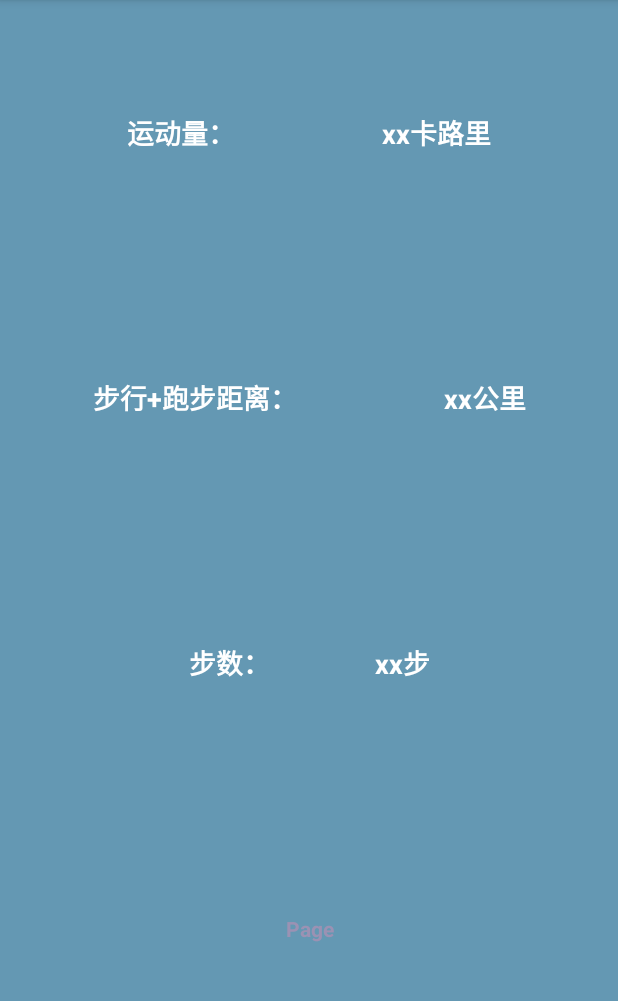
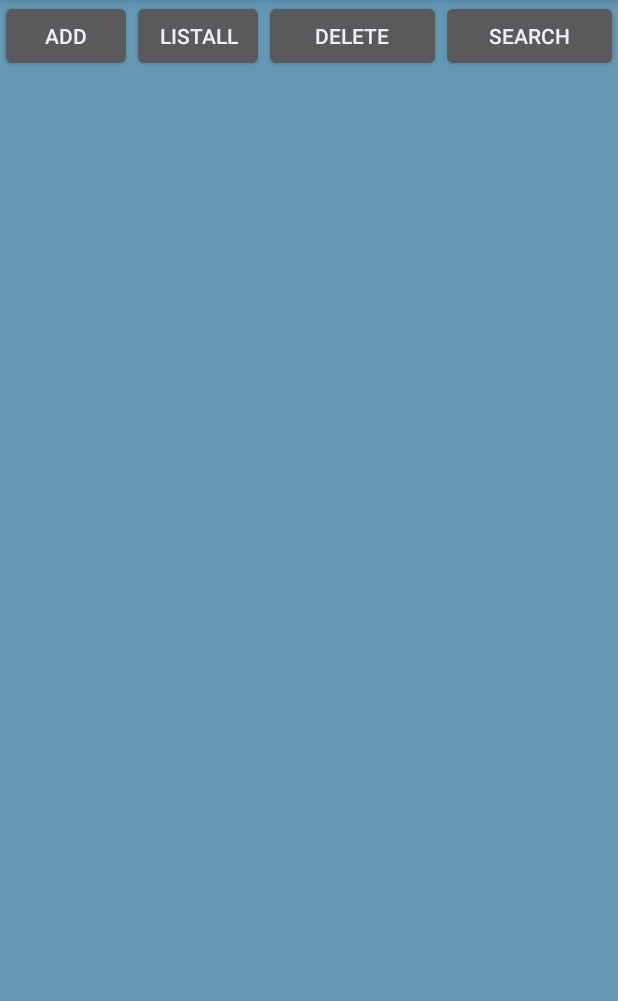
Before and after one commit to LitianD/MySportClub, an Android app: the screen it shows after launch (HomeActivity), after a tap on "GO", on a phone screen of 412 x 824 dp, the part 84-1085 px from its top. Run offline under Robolectric (Android 15) with nearby library versions, the phone set to English and light mode, and no system bars; libraries missing offline, so code that uses them is left out: cn.bmob.v3, cn.jzvd, com.baidu.mapapi, com.wang.avi, devlight.io.library and 1 more; plain views replace NavigationTabBar; pictures from the network do not load; 16 statements that could not run were skipped.

Commit message:
add database

```diff
--- a/app/src/main/java/com/zlt/mysportclub/MainActivity.java
+++ b/app/src/main/java/com/zlt/mysportclub/MainActivity.java
@@ -2,6 +2,7 @@ package com.zlt.mysportclub;
 
 import android.app.ActivityOptions;
 import android.app.Dialog;
+import android.app.ListActivity;
 import android.app.Service;
 import android.content.Intent;
 import android.os.Bundle;
--- /dev/null
+++ b/app/src/main/java/com/zlt/mysportclub/TrainerAdapter.java
@@ -0,0 +1,44 @@
+package com.zlt.mysportclub;
+
+import android.content.Context;
+import android.view.LayoutInflater;
+import android.view.View;
+import android.view.ViewGroup;
+import android.widget.ArrayAdapter;
+import android.widget.ImageView;
+import android.widget.TextView;
+
+import com.zlt.mysportclub.model.Trainer;
+
+import java.util.List;
+
+public class TrainerAdapter extends ArrayAdapter {
+
+    private final int resourceId;
+
+    public TrainerAdapter(Context context, int textViewResourceId, List<Trainer> objects) {
+        super(context, textViewResourceId, objects);
+        resourceId = textViewResourceId;
+    }
+    @Override
+    public View getView(int position, View convertView, ViewGroup parent) {
+        Trainer trainer = (Trainer) getItem(position); // 获取当前项的Fruit实例
+        View view = LayoutInflater.from(getContext()).inflate(resourceId, null);//实例化一个对象
+        //ImageView fruitImage = (ImageView) view.findViewById(R.id.fruit_image);//获取该布局内的图片视图
+        TextView name = (TextView) view.findViewById(R.id.name);//获取该布局内的文本视图
+        TextView phone = (TextView) view.findViewById(R.id.phone);//获取该布局内的文本视图
+        TextView course = (TextView) view.findViewById(R.id.course);
+        TextView pos = (TextView) view.findViewById(R.id.position);
+        ImageView imageView = view.findViewById(R.id.image);
+        //fruitImage.setImageResource(trainer.getImageId());//为图片视图设置图片资源
+        name.setText(trainer.name);//为文本视图设置文本内容
+        phone.setText(trainer.phone);
+        course.setText(trainer.course);
+        pos.setText(trainer.position);
+        imageView.setImageResource(R.drawable.ic_fifth);
+
+
+        return view;
+    }
+
+}
--- /dev/null
+++ b/app/src/main/java/com/zlt/mysportclub/database/MySQLDatabase.java
@@ -0,0 +1,35 @@
+package com.zlt.mysportclub.database;
+
+import android.content.Context;
+import android.database.sqlite.SQLiteDatabase;
+import android.database.sqlite.SQLiteDatabase.CursorFactory;
+import android.database.sqlite.SQLiteOpenHelper;
+
+public class MySQLDatabase extends SQLiteOpenHelper {
+    private static final String db_name = "test";//自定义的数据库名；
+    private static final int version =1;//版本号
+    public MySQLDatabase(Context context) {
+        super(context, db_name, null, version);
+
+    }
+    //该方法会自动调用，首先系统会检查该程序中是否存在数据库名为‘myDatabase’的数据库，如果存在则不会执行该方法，如果不存在则会执行该方法。
+    @Override
+    public void onCreate(SQLiteDatabase arg0) {
+        String  sql ="create table trainer(" +
+                "id int primary key," +
+                "name varchar(30)," +
+                "phone varchar(20)," +
+                "position varchar(50)," +
+                "course varchar(30)" +
+                ")";
+        arg0.execSQL(sql);
+
+    }
+
+    @Override
+    public void onUpgrade(SQLiteDatabase arg0, int arg1, int arg2) {
+        // TODO Auto-generated method stub
+
+    }
+
+}
--- /dev/null
+++ b/app/src/main/java/com/zlt/mysportclub/database/TrainerRepo.java
@@ -0,0 +1,106 @@
+package com.zlt.mysportclub.database;
+
+import android.content.ContentValues;
+import android.content.Context;
+import android.database.Cursor;
+import android.database.sqlite.SQLiteDatabase;
+import com.zlt.mysportclub.model.Trainer;
+import java.util.ArrayList;
+import java.util.HashMap;
+
+public class TrainerRepo {
+    private MySQLDatabase dbHelper;
+
+    public TrainerRepo(Context context ){
+        dbHelper = new MySQLDatabase(context);
+    }
+
+    public int insert(Trainer trainer){
+        //打开连接，写入数据
+        SQLiteDatabase db=dbHelper.getWritableDatabase();
+        ContentValues values=new ContentValues();
+        values.put(Trainer.KEY_ID,trainer.ID);
+        values.put(Trainer.KEY_name,trainer.name);
+        values.put(Trainer.KEY_phone,trainer.phone);
+        values.put(Trainer.KEY_postion,trainer.position);
+        values.put(Trainer.KEY_course,trainer.course);
+        //
+        long student_Id=db.insert(Trainer.TABLE,null,values);
+        db.close();
+        return (int)student_Id;
+    }
+
+    public void delete(int student_Id){
+        SQLiteDatabase db=dbHelper.getWritableDatabase();
+        db.delete(Trainer.TABLE,Trainer.KEY_ID+"=?", new String[]{String.valueOf(student_Id)});
+        db.close();
+    }
+    public void update(Trainer trainer){
+        SQLiteDatabase db=dbHelper.getWritableDatabase();
+        ContentValues values=new ContentValues();
+
+        values.put(Trainer.KEY_phone,trainer.phone);
+        values.put(Trainer.KEY_postion,trainer.position);
+        values.put(Trainer.KEY_name,trainer.name);
+        values.put(Trainer.KEY_course,trainer.course);
+
+        db.update(Trainer.TABLE,values,Trainer.KEY_name+"=?",new String[] { String.valueOf(trainer.name) });
+        db.close();
+    }
+
+    public ArrayList<Trainer> getTrainerList(){
+        SQLiteDatabase db=dbHelper.getReadableDatabase();
+        String selectQuery="SELECT "+
+                Trainer.KEY_ID+","+
+                Trainer.KEY_name+","+
+                Trainer.KEY_postion+","+
+                Trainer.KEY_course+","+
+                Trainer.KEY_phone+" FROM "+Trainer.TABLE;
+        ArrayList<Trainer> trainerList=new ArrayList<Trainer>();
+        Cursor cursor=db.rawQuery(selectQuery,null);
+
+        if(cursor.moveToFirst()){
+            do{
+                Trainer trainer = new Trainer();
+                trainer.ID = cursor.getInt(cursor.getColumnIndex(Trainer.KEY_ID));
+                trainer.name = cursor.getString(cursor.getColumnIndex(Trainer.KEY_name));
+                trainer.phone = cursor.getString(cursor.getColumnIndex(Trainer.KEY_phone));
+                trainer.position = cursor.getString(cursor.getColumnIndex(Trainer.KEY_postion));
+                trainer.course = cursor.getString(cursor.getColumnIndex(Trainer.KEY_course));
+                trainerList.add(trainer);
+            }while(cursor.moveToNext());
+        }
+        cursor.close();
+        db.close();
+        return trainerList;
+    }
+
+    public Trainer getStudentById(int Id) {
+        SQLiteDatabase db = dbHelper.getReadableDatabase();
+        String selectQuery = "SELECT " +
+                Trainer.KEY_ID + "," +
+                Trainer.KEY_name + "," +
+                Trainer.KEY_postion + "," +
+                Trainer.KEY_course + "," +
+                Trainer.KEY_phone +
+                " FROM " + Trainer.TABLE
+                + " WHERE " +
+                Trainer.KEY_ID + "=?";
+        int iCount = 0;
+        Trainer trainer = new Trainer();
+        Cursor cursor = db.rawQuery(selectQuery, new String[]{String.valueOf(Id)});
+        if (cursor.moveToFirst()) {
+            do {
+                trainer.ID = cursor.getInt(cursor.getColumnIndex(Trainer.KEY_ID));
+                trainer.name = cursor.getString(cursor.getColumnIndex(Trainer.KEY_name));
+                trainer.phone = cursor.getString(cursor.getColumnIndex(Trainer.KEY_phone));
+                trainer.position = cursor.getString(cursor.getColumnIndex(Trainer.KEY_postion));
+                trainer.course = cursor.getString(cursor.getColumnIndex(Trainer.KEY_course));
+            } while (cursor.moveToNext());
+        }
+        cursor.close();
+        db.close();
+        return trainer;
+    }
+
+}
--- a/app/src/main/res/layout/item_vp0.xml
+++ b/app/src/main/res/layout/item_vp0.xml
@@ -1,58 +1,78 @@
 <?xml version="1.0" encoding="utf-8"?>
 <LinearLayout xmlns:android="http://schemas.android.com/apk/res/android"
-              android:layout_width="match_parent"
-              android:layout_height="match_parent"
-              android:orientation="vertical"
-              android:weightSum="4">
+    xmlns:tools="http://schemas.android.com/tools"
+    android:layout_width="match_parent"
+    android:layout_height="match_parent"
+    android:gravity="center"
+    android:orientation="vertical"
+    android:weightSum="4">
 
-    <TextView
+    <LinearLayout
         android:layout_width="match_parent"
-        android:layout_height="0dp"
-        android:layout_margin="10dp"
-        android:layout_weight="1"
+        android:layout_height="wrap_content"
+        android:gravity="top">
 
-        android:gravity="center"
-        android:text="运动量：                     xx卡路里"
-        android:textColor="@android:color/background_light"
-        android:textSize="18sp"
-        android:textStyle="bold" />
-    <!--android:background="@drawable/bg_round_rect"-->
-    <TextView
+        <Button
+            android:id="@+id/btnAdd"
+            android:layout_width="wrap_content"
+            android:layout_height="wrap_content"
+            android:text="add"
+            tools:ignore="RtlHardcoded" />
+
+        <Button
+            android:id="@+id/btnGetAll"
+            android:layout_width="wrap_content"
+            android:layout_height="wrap_content"
+            android:layout_toEndOf="@+id/btnAdd"
+            android:text="ListAll" />
+
+        <Button
+            android:id="@+id/button"
+            android:layout_width="wrap_content"
+            android:layout_height="wrap_content"
+            android:layout_weight="1"
+            android:text="Delete" />
+
+        <Button
+            android:id="@+id/button3"
+            android:layout_width="wrap_content"
+            android:layout_height="wrap_content"
+            android:layout_weight="1"
+            android:text="Search" />
+    </LinearLayout>
+
+    <ListView
+        android:id="@+id/list"
         android:layout_width="match_parent"
-        android:layout_height="0dp"
-        android:layout_margin="10dp"
-        android:layout_weight="1"
+        android:layout_height="match_parent"
+        android:layout_above="@+id/btnAdd" />
 
-        android:gravity="center"
-        android:text="步行+跑步距离：                     xx公里"
-        android:textColor="@android:color/background_light"
-        android:textSize="18sp"
-        android:textStyle="bold" />
+
+    <!--<TextView-->
+        <!--android:layout_width="match_parent"-->
+        <!--android:layout_height="0dp"-->
+        <!--android:layout_margin="10dp"-->
+        <!--android:layout_weight="1"-->
+
+        <!--android:gravity="center"-->
+        <!--android:text="运动量：                     xx卡路里"-->
+        <!--android:textColor="@android:color/background_light"-->
+        <!--android:textSize="18sp"-->
+        <!--android:textStyle="bold" />-->
+    <!--&lt;!&ndash;android:background="@drawable/bg_round_rect"&ndash;&gt;-->
+    <!--<TextView-->
+        <!--android:layout_width="match_parent"-->
+        <!--android:layout_height="0dp"-->
+        <!--android:layout_margin="10dp"-->
+        <!--android:layout_weight="1"-->
+
+        <!--android:gravity="center"-->
+        <!--android:text="步行+跑步距离：                     xx公里"-->
+        <!--android:textColor="@android:color/background_light"-->
+        <!--android:textSize="18sp"-->
+        <!--android:textStyle="bold" />-->
     <!--android:background="@drawable/bg_round_rect"-->
 
-    <TextView
-        android:id="@+id/textView2"
-        android:layout_width="match_parent"
-        android:layout_height="0dp"
-        android:layout_margin="10dp"
-        android:layout_weight="1"
-
-        android:gravity="center"
-        android:text="步数：               xx步"
-        android:textColor="@android:color/background_light"
-        android:textSize="18sp"
-        android:textStyle="bold" />
     <!--android:background="@drawable/bg_round_rect"-->
-    <TextView
-        android:id="@+id/txt_vp_item_page"
-        android:layout_width="match_parent"
-        android:layout_height="0dp"
-        android:layout_margin="10dp"
-        android:layout_weight="1"
-
-        android:gravity="center"
-        android:text="Page"
-        android:textColor="#9b92b3"
-        android:textStyle="bold" />
     <!--android:background="@drawable/bg_round_rect"-->
 </LinearLayout>
```
Also changed, not shown: app/src/main/java/com/zlt/mysportclub/HomeActivity.java (+93 -1 lines), app/src/main/java/com/zlt/mysportclub/model/Trainer.java (added, +20 -0 lines), app/src/main/res/layout/dialog.xml (added, +76 -0 lines), app/src/main/res/layout/list_item.xml (added, +87 -0 lines), app/src/main/assets/test.db (added).
